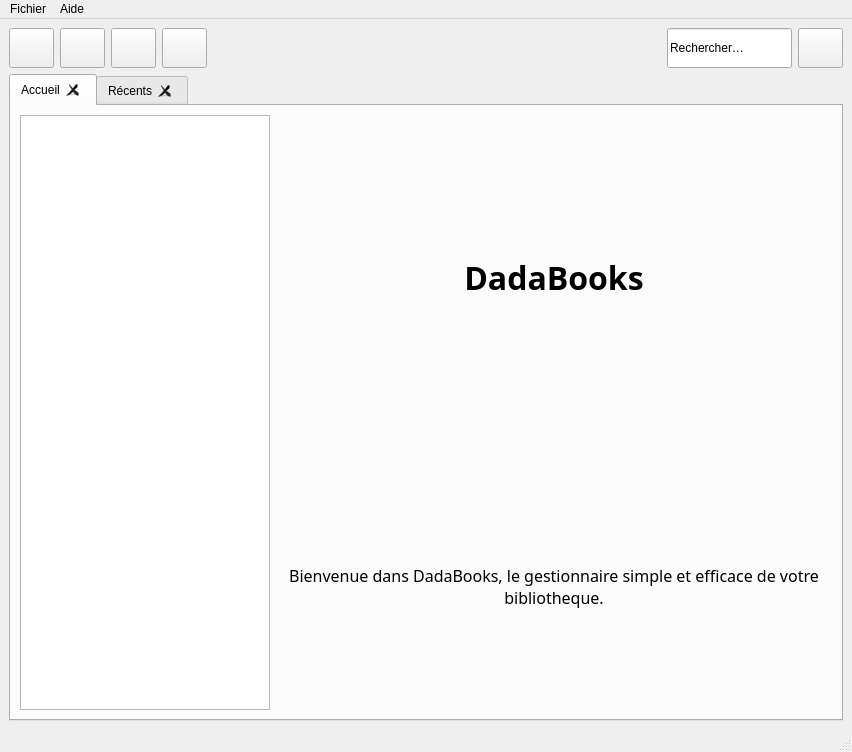
This is dadabooks.ui in chindit/dadabooks as Qt 5 draws it before an edit. The edited form follows.
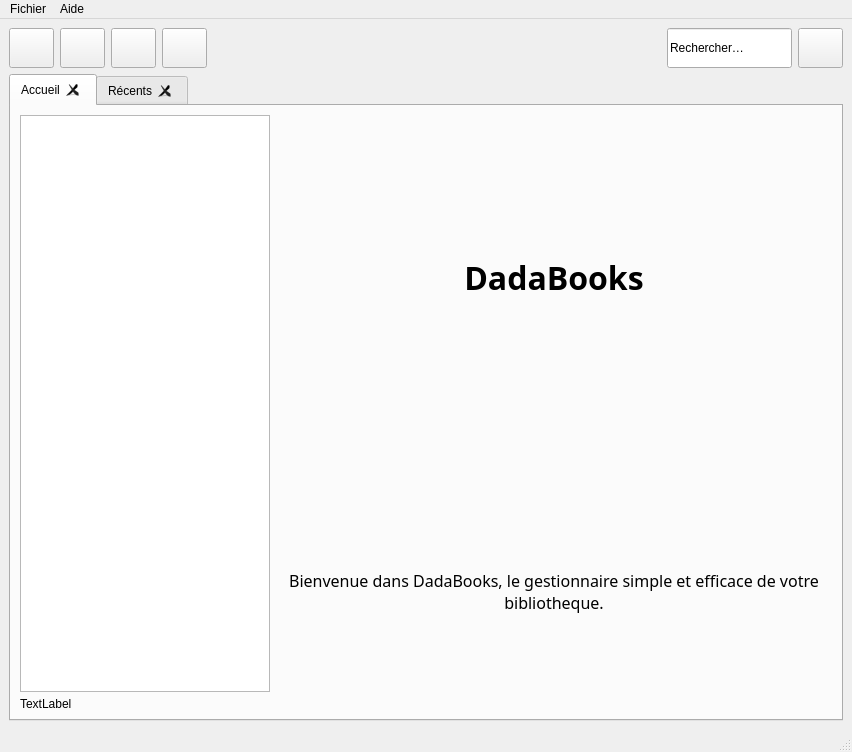
This is the edited form. Icons and pictures are not drawn.

Diff of the .ui file:
```diff
--- a/dadabooks.ui
+++ b/dadabooks.ui
@@ -250,7 +250,26 @@
           </property>
          </widget>
         </item>
-        <item row="0" column="1">
+        <item row="2" column="0">
+         <widget class="QLabel" name="labelNombre">
+          <property name="minimumSize">
+           <size>
+            <width>0</width>
+            <height>12</height>
+           </size>
+          </property>
+          <property name="maximumSize">
+           <size>
+            <width>16777215</width>
+            <height>12</height>
+           </size>
+          </property>
+          <property name="text">
+           <string>TextLabel</string>
+          </property>
+         </widget>
+        </item>
+        <item row="0" column="1" rowspan="3">
          <widget class="QStackedWidget" name="stackedWidget">
           <property name="currentIndex">
            <number>0</number>
```
